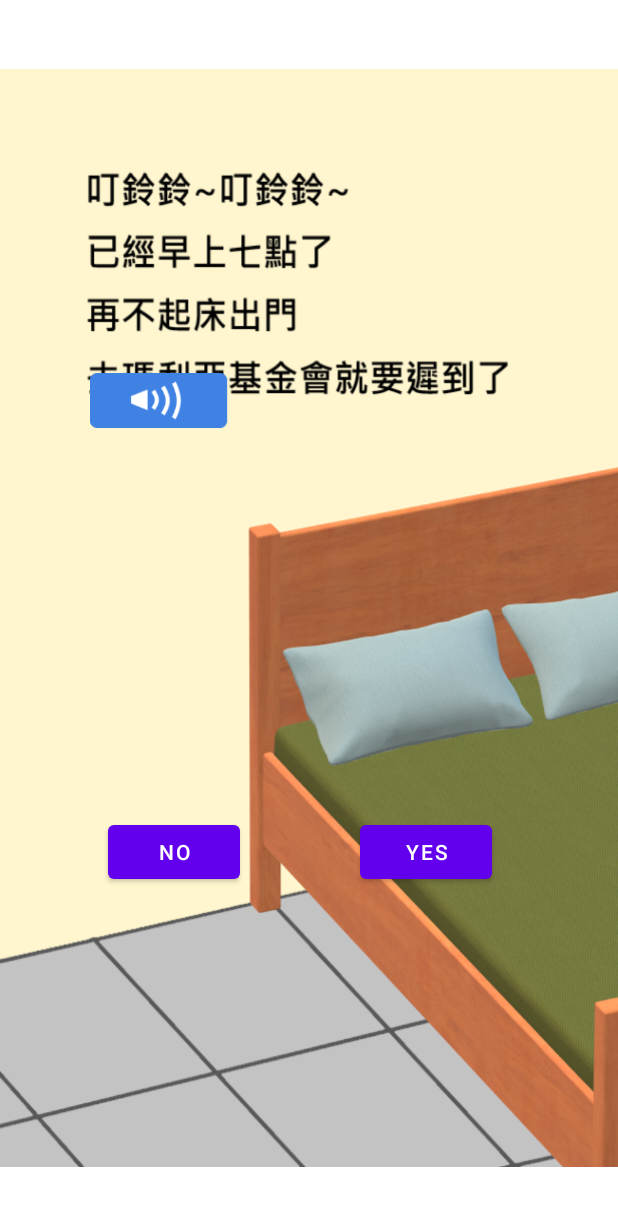
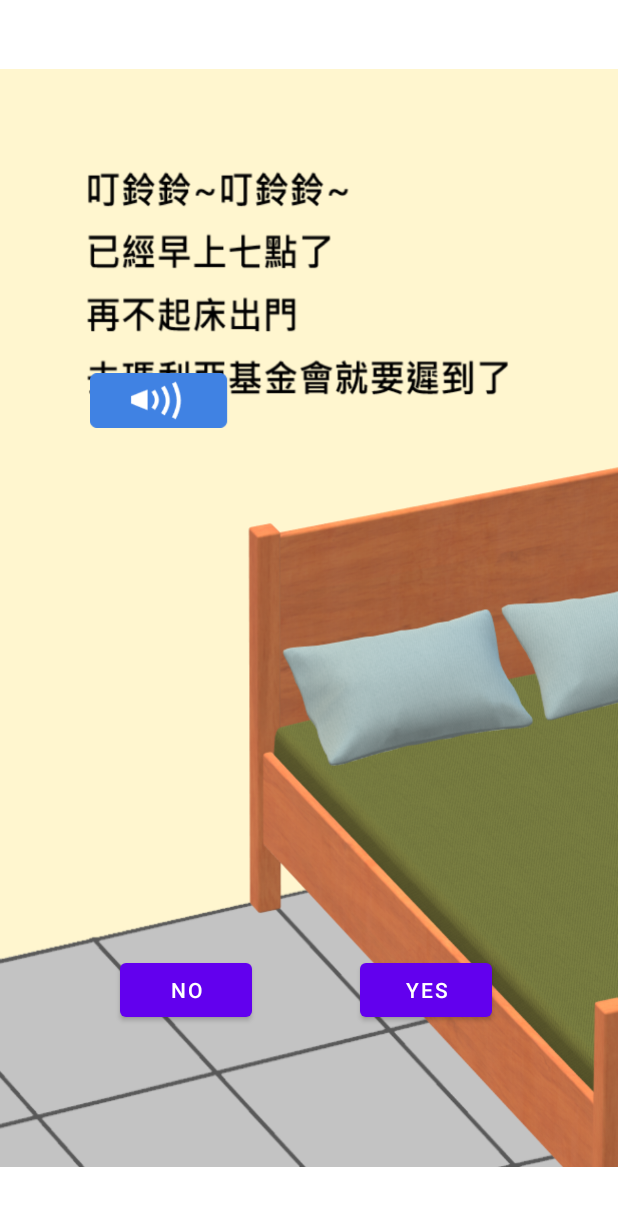
Before and after one commit to s1071492/Project0609, an Android app: the screen it shows after launch (GamePage1), after a tap on an icon or button, on a phone screen of 412 x 824 dp. Shown: the top 1206 px of the screen. Run offline under Robolectric (Android 15) with nearby library versions, the light colour scheme and no system bars; 1 statement that could not run was skipped.

Commit message:
0827濃縮activity

```diff
--- a/app/src/main/java/com/example/project/GamePage2.kt
+++ b/app/src/main/java/com/example/project/GamePage2.kt
@@ -113,10 +113,10 @@ class GamePage2 : AppCompatActivity(),View.OnClickListener {
     fun StartPlay(v: View){
         mper.reset()
         intent=getIntent()
-        val PictureNo= intent.getIntExtra("編號",0)
+        val playNo= intent.getIntExtra("音檔",0)
         if(v.id.equals(R.id.imgplay)){
 
-            when(PictureNo){
+            when(playNo){
                 2 -> mper = MediaPlayer.create(this, R.raw.gamepage2)
                 2_1 -> mper = MediaPlayer.create(this, R.raw.gamepage2)
                 4 -> mper = MediaPlayer.create(this, R.raw.gamepage4)
--- a/app/src/main/java/com/example/project/MainActivity.kt
+++ b/app/src/main/java/com/example/project/MainActivity.kt
@@ -21,6 +21,7 @@ class MainActivity : AppCompatActivity(),View.OnClickListener {
         if(v.id.equals(R.id.imgStart)){
             intent = Intent(this@MainActivity, GamePage1::class.java)
             intent.putExtra("編號",1)
+            intent.putExtra("音檔", 1)
             startActivity(intent)
 
         }else if(v.id.equals(R.id.imgExit)){
--- a/app/src/main/res/layout/activity_game_page1.xml
+++ b/app/src/main/res/layout/activity_game_page1.xml
@@ -7,25 +7,7 @@
     tools:context=".GamePage1">
 
 
-    <Button
-        android:id="@+id/btnNo"
-        android:layout_width="wrap_content"
-        android:layout_height="wrap_content"
-        android:layout_marginStart="72dp"
-        android:layout_marginTop="544dp"
-        android:text="no"
-        app:layout_constraintStart_toStartOf="parent"
-        app:layout_constraintTop_toTopOf="parent" />
 
-    <Button
-        android:id="@+id/btnYes"
-        android:layout_width="wrap_content"
-        android:layout_height="wrap_content"
-        android:layout_marginTop="544dp"
-        android:layout_marginEnd="84dp"
-        android:text="yes"
-        app:layout_constraintEnd_toEndOf="parent"
-        app:layout_constraintTop_toTopOf="parent" />
 
     <ImageView
         android:id="@+id/img"
@@ -50,4 +32,27 @@
         app:layout_constraintStart_toStartOf="parent"
         app:layout_constraintTop_toTopOf="parent"
         app:srcCompat="@drawable/play" />
+
+    <Button
+        android:id="@+id/btnNo"
+        android:layout_width="wrap_content"
+        android:layout_height="wrap_content"
+        android:layout_marginStart="80dp"
+        android:layout_marginBottom="140dp"
+        android:text="No"
+        app:layout_constraintBottom_toBottomOf="parent"
+        app:layout_constraintStart_toStartOf="parent" />
+
+    <Button
+        android:id="@+id/btnYes"
+        android:layout_width="wrap_content"
+        android:layout_height="wrap_content"
+        android:layout_marginBottom="140dp"
+        android:text="Yes"
+        app:layout_constraintBottom_toBottomOf="parent"
+        app:layout_constraintEnd_toEndOf="parent"
+        app:layout_constraintHorizontal_bias="0.461"
+        app:layout_constraintStart_toEndOf="@+id/btnNo" />
+
+
 </androidx.constraintlayout.widget.ConstraintLayout>
```
Also changed, not shown: app/src/main/java/com/example/project/DrawCheck.kt (+7 -0 lines), app/src/main/java/com/example/project/GamePage1.kt (+22 -8 lines), app/src/main/res/drawable/no.png (added), app/src/main/res/drawable/yes.png (added).
